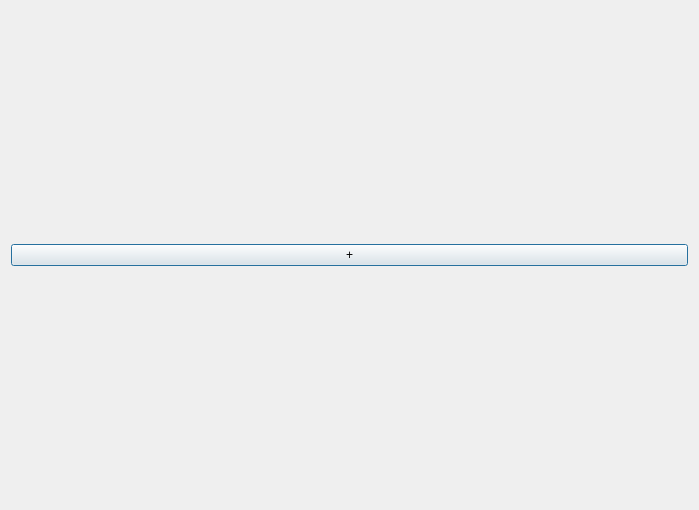
This is Readalot/templates.ui in TanyaSeykova/Hackaton_2022 as Qt 5 draws it before an edit. The edited form follows.
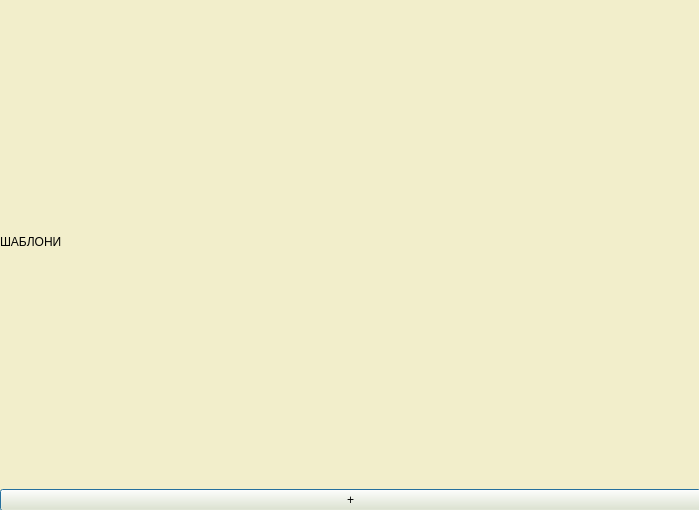
This is the edited form.

The edit to the form file:
```diff
--- a/Readalot/templates.ui
+++ b/Readalot/templates.ui
@@ -13,18 +13,46 @@
   <property name="windowTitle">
    <string>Dialog</string>
   </property>
-  <layout class="QVBoxLayout" name="verticalLayout_2">
-   <item>
+  <property name="styleSheet">
+   <string notr="true">background-color: rgb(242, 238, 203);</string>
+  </property>
+  <widget class="QWidget" name="gridLayoutWidget">
+   <property name="geometry">
+    <rect>
+     <x>0</x>
+     <y>0</y>
+     <width>701</width>
+     <height>511</height>
+    </rect>
+   </property>
+   <layout class="QGridLayout" name="gridLayout">
+    <item row="2" column="4">
     <widget class="QPushButton" name="pushButtonAddTemplates">
+      <property name="styleSheet">
+       <string notr="true"/>
+      </property>
      <property name="text">
       <string>+</string>
      </property>
     </widget>
    </item>
-   <item>
+    <item row="0" column="4">
+     <widget class="QLabel" name="label">
+      <property name="styleSheet">
+       <string notr="true">font: 24pt &quot;Ruslan Display&quot;;
+qproperty-alignment: AlignCenter;
+height: 10%;</string>
+      </property>
+      <property name="text">
+       <string>ШАБЛОНИ</string>
+      </property>
+     </widget>
+    </item>
+    <item row="1" column="4">
     <layout class="QVBoxLayout" name="templatesLayout"/>
    </item>
   </layout>
+  </widget>
  </widget>
  <resources/>
  <connections/>
```
Lines whose indentation alone changed are shown as unchanged.
